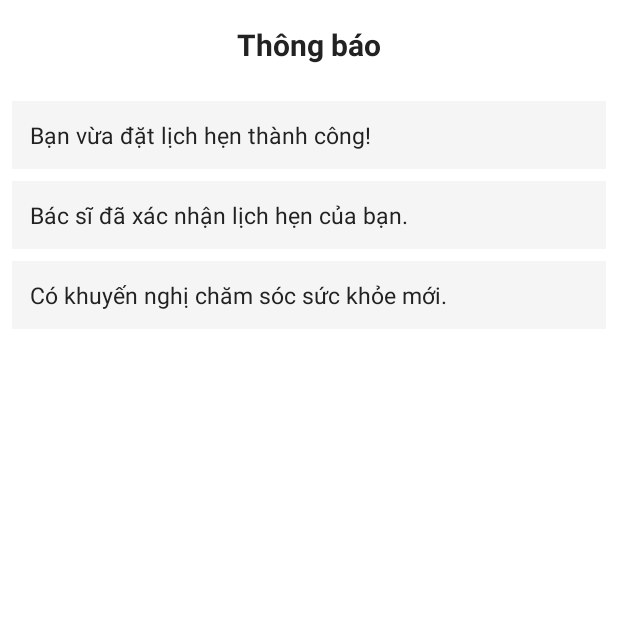
After one commit to Du-Tuan-Minh/PROJECT_PRM, an Android app: the NotificationActivity screen opened directly, with no data from a screen before it, on a phone screen of 412 x 824 dp, the top half of it. The commit adds this screen. Run offline under Robolectric (Android 15) with nearby library versions, the light colour scheme and no system bars.

Commit message:
frontend notification

```diff
--- a/app/src/main/AndroidManifest.xml
+++ b/app/src/main/AndroidManifest.xml
@@ -51,6 +51,7 @@
         <activity android:name=".MainScreen.FindClinicActivity" android:exported="false" />
         <activity android:name=".MainScreen.BookAppointmentActivity" android:exported="false" />
         <activity android:name=".MainScreen.ChatbotActivity" android:exported="false" />
+        <activity android:name=".MainScreen.NotificationActivity" />
 
     </application>
 
--- a/app/src/main/java/com/example/project_prm/MainActivity.java
+++ b/app/src/main/java/com/example/project_prm/MainActivity.java
@@ -1,6 +1,8 @@
 package com.example.project_prm;
 
+import android.content.Intent;
 import android.os.Bundle;
+import android.widget.ImageView;
 import android.widget.TextView;
 import android.widget.Toast;
 
@@ -75,5 +77,10 @@ public class MainActivity extends AppCompatActivity {
 //            startActivity(new Intent(this, LoginActivity.class));
 //            finish();
 //        });
+        ImageView ivNotification = findViewById(R.id.ivNotification);
+        ivNotification.setOnClickListener(v -> {
+            Intent intent = new Intent(MainActivity.this, com.example.project_prm.MainScreen.NotificationActivity.class);
+            startActivity(intent);
+        });
     }
 }
--- /dev/null
+++ b/app/src/main/java/com/example/project_prm/MainScreen/NotificationActivity.java
@@ -0,0 +1,27 @@
+package com.example.project_prm.MainScreen;
+
+import android.os.Bundle;
+import androidx.annotation.Nullable;
+import androidx.appcompat.app.AppCompatActivity;
+import androidx.recyclerview.widget.LinearLayoutManager;
+import androidx.recyclerview.widget.RecyclerView;
+import com.example.project_prm.R;
+import java.util.ArrayList;
+import java.util.List;
+
+public class NotificationActivity extends AppCompatActivity {
+    @Override
+    protected void onCreate(@Nullable Bundle savedInstanceState) {
+        super.onCreate(savedInstanceState);
+        setContentView(R.layout.activity_notification);
+
+        RecyclerView recyclerView = findViewById(R.id.rvNotifications);
+        recyclerView.setLayoutManager(new LinearLayoutManager(this));
+        List<String> notifications = new ArrayList<>();
+        notifications.add("Bạn vừa đặt lịch hẹn thành công!");
+        notifications.add("Bác sĩ đã xác nhận lịch hẹn của bạn.");
+        notifications.add("Có khuyến nghị chăm sóc sức khỏe mới.");
+        NotificationAdapter adapter = new NotificationAdapter(notifications);
+        recyclerView.setAdapter(adapter);
+    }
+}
--- /dev/null
+++ b/app/src/main/java/com/example/project_prm/MainScreen/NotificationAdapter.java
@@ -0,0 +1,38 @@
+package com.example.project_prm.MainScreen;
+
+import android.view.LayoutInflater;
+import android.view.View;
+import android.view.ViewGroup;
+import android.widget.TextView;
+import androidx.annotation.NonNull;
+import androidx.recyclerview.widget.RecyclerView;
+import com.example.project_prm.R;
+import java.util.List;
+
+public class NotificationAdapter extends RecyclerView.Adapter<NotificationAdapter.ViewHolder> {
+    private List<String> notifications;
+    public NotificationAdapter(List<String> notifications) {
+        this.notifications = notifications;
+    }
+    @NonNull
+    @Override
+    public ViewHolder onCreateViewHolder(@NonNull ViewGroup parent, int viewType) {
+        View view = LayoutInflater.from(parent.getContext()).inflate(R.layout.item_notification, parent, false);
+        return new ViewHolder(view);
+    }
+    @Override
+    public void onBindViewHolder(@NonNull ViewHolder holder, int position) {
+        holder.tvNotification.setText(notifications.get(position));
+    }
+    @Override
+    public int getItemCount() {
+        return notifications.size();
+    }
+    public static class ViewHolder extends RecyclerView.ViewHolder {
+        TextView tvNotification;
+        public ViewHolder(@NonNull View itemView) {
+            super(itemView);
+            tvNotification = itemView.findViewById(R.id.tvNotification);
+        }
+    }
+}
--- a/app/src/main/res/layout/activity_main.xml
+++ b/app/src/main/res/layout/activity_main.xml
@@ -65,6 +65,7 @@
                 </LinearLayout>
 
                 <ImageView
+                    android:id="@+id/ivNotification"
                     android:layout_width="24dp"
                     android:layout_height="24dp"
                     android:src="@drawable/ic_notification"
--- /dev/null
+++ b/app/src/main/res/layout/activity_notification.xml
@@ -0,0 +1,25 @@
+<?xml version="1.0" encoding="utf-8"?>
+<LinearLayout xmlns:android="http://schemas.android.com/apk/res/android"
+    android:layout_width="match_parent"
+    android:layout_height="match_parent"
+    android:orientation="vertical"
+    android:background="#FFF">
+
+    <TextView
+        android:id="@+id/tvTitle"
+        android:layout_width="match_parent"
+        android:layout_height="wrap_content"
+        android:text="Thông báo"
+        android:textSize="20sp"
+        android:textStyle="bold"
+        android:gravity="center"
+        android:padding="16dp"
+        android:textColor="#222"/>
+
+    <androidx.recyclerview.widget.RecyclerView
+        android:id="@+id/rvNotifications"
+        android:layout_width="match_parent"
+        android:layout_height="0dp"
+        android:layout_weight="1"
+        android:padding="8dp"/>
+</LinearLayout>
--- /dev/null
+++ b/app/src/main/res/layout/item_notification.xml
@@ -0,0 +1,17 @@
+<?xml version="1.0" encoding="utf-8"?>
+<LinearLayout xmlns:android="http://schemas.android.com/apk/res/android"
+    android:layout_width="match_parent"
+    android:layout_height="wrap_content"
+    android:orientation="vertical"
+    android:padding="12dp"
+    android:background="#F5F5F5"
+    android:layout_marginBottom="8dp"
+    >
+    <TextView
+        android:id="@+id/tvNotification"
+        android:layout_width="wrap_content"
+        android:layout_height="wrap_content"
+        android:text="Nội dung thông báo"
+        android:textColor="#222"
+        android:textSize="15sp"/>
+</LinearLayout>
```
